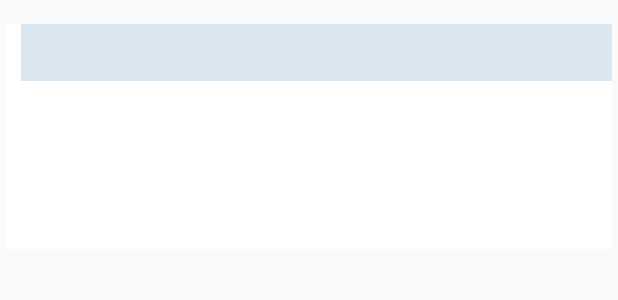
After one commit to min92822/WPiasApp1, an Android app: the layout patient_new_question.xml on its own in the app's theme, with its tools: preview values and no code run, on a phone screen of 412 x 824 dp. The commit adds this screen. Shown: the top 300 px of the screen. Run offline under Robolectric (Android 15) with nearby library versions, the light colour scheme and no system bars.

Commit message:
의사페이지 ing

```diff
--- a/app/build.gradle
+++ b/app/build.gradle
@@ -12,8 +12,8 @@ android {
         applicationId "com.phonegap.WPIAS"
         minSdkVersion 20
         targetSdkVersion 29
-        versionCode 10025
-        versionName "1.0.25"
+        versionCode 10026
+        versionName "1.0.26"
         testInstrumentationRunner "androidx.test.runner.AndroidJUnitRunner"
     }
     buildTypes {
--- a/app/src/main/AndroidManifest.xml
+++ b/app/src/main/AndroidManifest.xml
@@ -83,6 +83,12 @@
         <activity
             android:name=".doctor_Main.DoctorMainActivity"
             android:screenOrientation="portrait" />
+        <activity
+            android:name=".doctor_Question.DoctorNewQuestionActivity"
+            android:screenOrientation="portrait" />
+        <activity
+            android:name=".doctor_QuestionDetail.DoctorNewQuestionDetailActivity"
+            android:screenOrientation="portrait" />
     </application>
 
 </manifest>
--- a/app/src/main/java/com/phonegap/WPIAS/user_Consulting/AzureAsyncTask.kt
+++ b/app/src/main/java/com/phonegap/WPIAS/user_Consulting/AzureAsyncTask.kt
@@ -276,7 +276,7 @@ class AzureAsyncTask(var context : Context, var inputStreamArr : ArrayList<Input
     //업로드 성공 알럿
     fun successAlert(){
 
-        FCM.function.SendMsgToTopic(FCM.TOPIC.NewQuestion, "신규 질문이 등록되었습니다.")
+//        FCM.function.SendMsgToTopic(FCM.TOPIC.NewQuestion, "신규 질문이 등록되었습니다.")
 
         var dialog = Dialog(context)
         dialog.requestWindowFeature(Window.FEATURE_NO_TITLE)
--- /dev/null
+++ b/app/src/main/res/layout/patient_new_question.xml
@@ -0,0 +1,80 @@
+<?xml version="1.0" encoding="utf-8"?>
+<androidx.constraintlayout.widget.ConstraintLayout xmlns:android="http://schemas.android.com/apk/res/android"
+    xmlns:app="http://schemas.android.com/apk/res-auto"
+    xmlns:tools="http://schemas.android.com/tools"
+    android:id="@+id/patientNewQuestion"
+    android:background="@color/white"
+    android:layout_width="match_parent"
+    android:layout_height="150dp"
+    android:layout_marginLeft="4dp"
+    android:layout_marginRight="4dp"
+    android:layout_marginTop="16dp"
+    android:layout_marginBottom="8dp">
+
+    <View
+        android:id="@+id/caseBurnedColor"
+        android:layout_width="10dp"
+        android:layout_height="match_parent"
+        app:layout_constraintBottom_toBottomOf="parent"
+        app:layout_constraintStart_toStartOf="parent"
+        app:layout_constraintTop_toTopOf="parent" />
+
+    <androidx.constraintlayout.widget.ConstraintLayout
+        android:id="@+id/constraintLayout39"
+        android:layout_width="0dp"
+        android:layout_height="wrap_content"
+        android:background="@color/light_blue_grey"
+        app:layout_constraintEnd_toEndOf="parent"
+        app:layout_constraintStart_toEndOf="@+id/caseBurnedColor"
+        app:layout_constraintTop_toTopOf="parent">
+
+        <TextView
+            android:id="@+id/causeOfBurned"
+            android:layout_width="wrap_content"
+            android:layout_height="wrap_content"
+            android:layout_marginLeft="16dp"
+            android:layout_marginTop="8dp"
+            android:layout_marginBottom="8dp"
+            android:textSize="16dp"
+            app:layout_constraintBottom_toBottomOf="parent"
+            app:layout_constraintStart_toStartOf="parent"
+            app:layout_constraintTop_toTopOf="parent" />
+
+    </androidx.constraintlayout.widget.ConstraintLayout>
+
+    <TextView
+        android:id="@+id/questionTitle"
+        android:layout_width="wrap_content"
+        android:layout_height="wrap_content"
+        android:layout_marginStart="16dp"
+        android:layout_marginTop="24dp"
+        app:layout_constraintStart_toEndOf="@+id/caseBurnedColor"
+        app:layout_constraintTop_toBottomOf="@+id/constraintLayout39" />
+
+    <TextView
+        android:id="@+id/questionContents"
+        android:layout_width="wrap_content"
+        android:layout_height="wrap_content"
+        android:layout_marginTop="8dp"
+        app:layout_constraintStart_toStartOf="@+id/questionTitle"
+        app:layout_constraintTop_toBottomOf="@+id/questionTitle" />
+
+    <TextView
+        android:id="@+id/insertDate"
+        android:layout_width="wrap_content"
+        android:layout_height="wrap_content"
+        android:layout_marginEnd="32dp"
+        app:layout_constraintBottom_toBottomOf="@+id/questionContents"
+        app:layout_constraintEnd_toStartOf="@+id/caseImage"
+        app:layout_constraintTop_toTopOf="@+id/questionContents" />
+
+    <ImageView
+        android:id="@+id/caseImage"
+        android:layout_width="wrap_content"
+        android:layout_height="wrap_content"
+        android:layout_marginEnd="32dp"
+        app:layout_constraintBottom_toBottomOf="parent"
+        app:layout_constraintEnd_toEndOf="parent"
+        app:layout_constraintTop_toBottomOf="@+id/constraintLayout39" />
+
+</androidx.constraintlayout.widget.ConstraintLayout>
--- a/app/src/main/res/values/colors.xml
+++ b/app/src/main/res/values/colors.xml
@@ -26,6 +26,7 @@
     <color name="dark_sky_blue_four">#50bfeb</color>
     <color name="dark_sky_blue_five">#27b0e7</color>
     <color name="light_blue_grey">#DAE7F0</color>
+    <color name="emerald">#00E78D</color>
 
     <!--  버튼색  -->
     <color name="windows_blue">#3a97d2</color>
```
Also changed, not shown: app/src/main/java/com/phonegap/WPIAS/dataClass/NewQuestionInfo.kt (added, +58 -0 lines), app/src/main/java/com/phonegap/WPIAS/doctor_Main/DoctorMainActivity.kt (+8 -5 lines), app/src/main/java/com/phonegap/WPIAS/doctor_Question/DoctorNewQuestionActivity.kt (added, +110 -0 lines), app/src/main/java/com/phonegap/WPIAS/doctor_Question/adapters/NewQuestionAdapter.kt (added, +169 -0 lines), app/src/main/java/com/phonegap/WPIAS/doctor_QuestionDetail/DoctorNewQuestionDetailActivity.kt (added, +26 -0 lines), app/src/main/java/com/phonegap/WPIAS/restApi/ApiInterface.kt (+10 -0 lines), app/src/main/java/com/phonegap/WPIAS/restApi/ApiUtill.kt (+16 -0 lines), app/src/main/res/layout/activity_doctor_new_question.xml (added, +72 -0 lines), app/src/main/res/layout/title_bar_darkblue.xml (+11 -1 lines), app/src/main/res/drawable-hdpi/reset.png (added), app/src/main/res/drawable-mdpi/reset.png (added), app/src/main/res/drawable-xhdpi/reset.png (added), app/src/main/res/drawable-xxhdpi/reset.png (added), app/src/main/res/drawable-xxxhdpi/reset.png (added).
